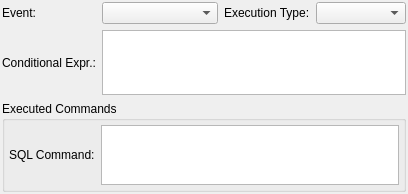
pgmodeler/pgmodeler, file libpgmodeler_ui/ui/rulewidget.ui: the form before one commit.
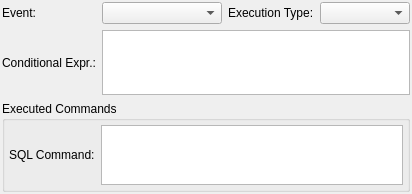
The form after the commit.

Patch:
```diff
--- a/libpgmodeler_ui/ui/rulewidget.ui
+++ b/libpgmodeler_ui/ui/rulewidget.ui
@@ -6,7 +6,7 @@
    <rect>
     <x>0</x>
     <y>0</y>
-    <width>408</width>
+    <width>412</width>
     <height>194</height>
    </rect>
   </property>
```
Left out of the diff: 28 changed lines with no effect on the pictures.
